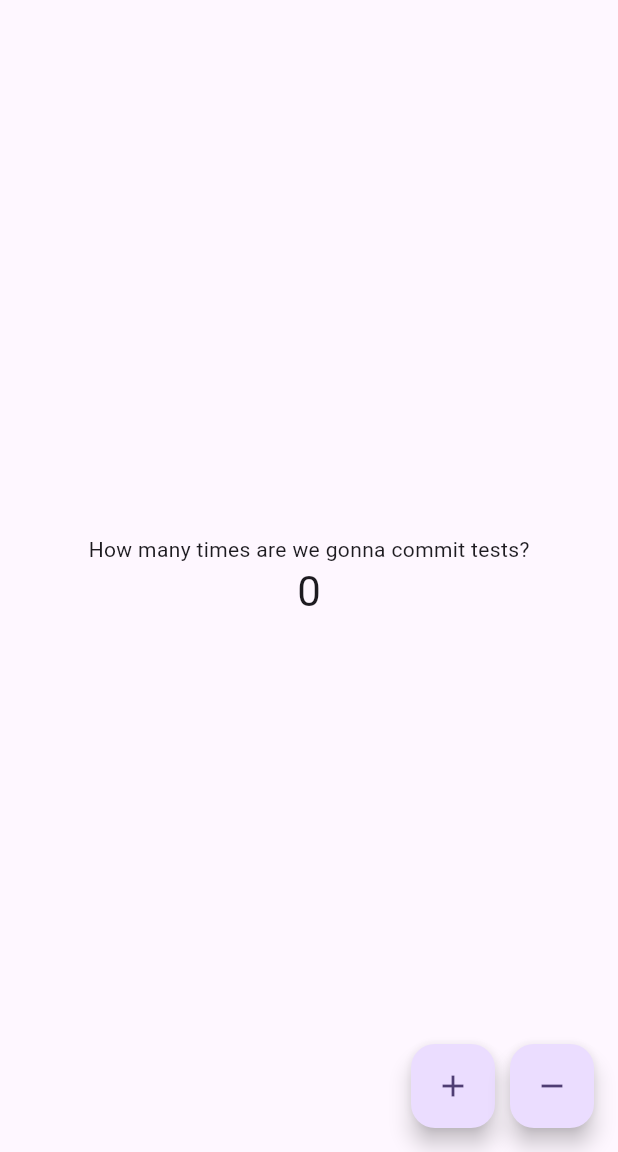
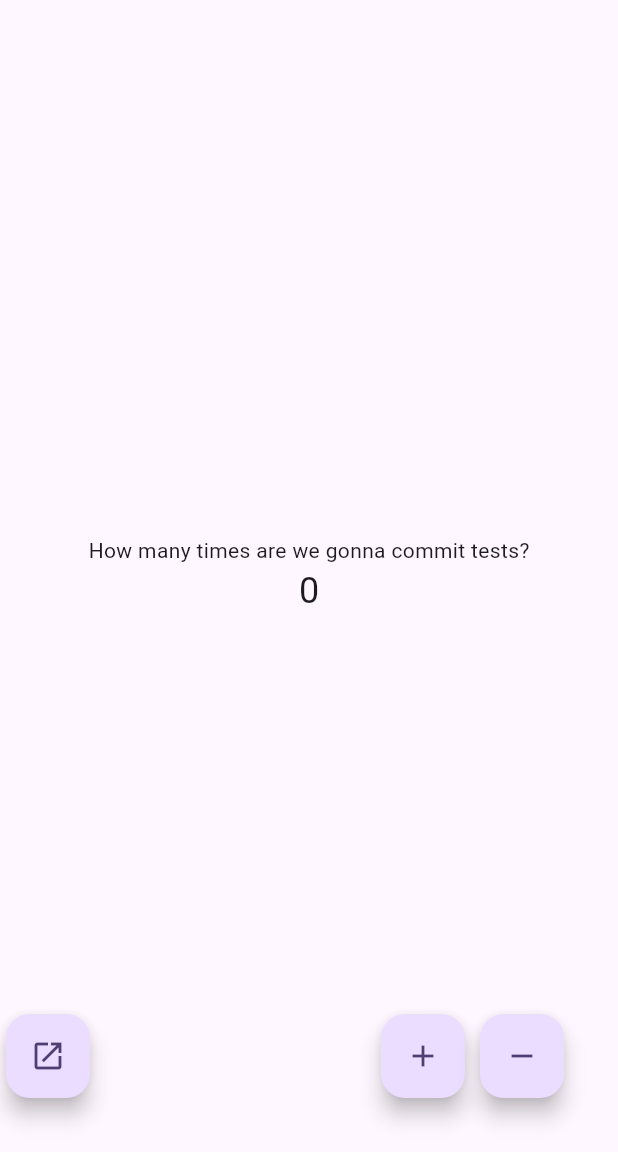
Before and after one commit to Radio-Babylon/babylon_app, a Flutter app: the screen it shows after launch, on a phone screen of 412 x 824 dp, the part 84-1236 px from its top. Run offline on Flutter 3.47's test engine with Material 3 defaults, Android fonts, the phone set to English and light mode, and no system bars.

Commit message:
babylon another button test
Add new activity and open it

```diff
--- a/lib/main.dart
+++ b/lib/main.dart
@@ -1,4 +1,5 @@
 import 'package:flutter/material.dart';
+import 'new_activity_screen.dart';
 
 void main() {
   runApp(const MyApp());
@@ -118,12 +119,19 @@ class _MyHomePageState extends State<MyHomePage> {
             ),
             Text(
               '$_counter',
-              style: Theme.of(context).textTheme.headlineMedium,
+              style: TextStyle(
+                fontSize: 24.0 + (_counter * 2),
+              ),
               ),
           ],
         ),
       ),
-      floatingActionButton: Row(
+      floatingActionButton: Stack(
+        children: [
+          Positioned(
+            bottom: 20.0,
+            right: 20.0,
+            child: Row(
               mainAxisAlignment: MainAxisAlignment.end,
               children: [
                 FloatingActionButton(
@@ -133,9 +141,26 @@ class _MyHomePageState extends State<MyHomePage> {
                 ),
                 SizedBox(width: 10),  // Espacio entre botones
                 FloatingActionButton(
-            onPressed: _decrementCounter,  // Usa la nueva función aquí
+                  onPressed: _decrementCounter,
                   tooltip: 'Decrement',
-            child: const Icon(Icons.remove),  // Icono de disminución
+                  child: const Icon(Icons.remove),
+                ),
+              ],
+            ),
+          ),
+          Positioned(
+            bottom: 20.0,
+            left: 20.0,
+            child: FloatingActionButton(
+              onPressed: () {
+                Navigator.push(
+                    context,
+                    MaterialPageRoute(builder: (context) => NewActivityScreen()),
+                );
+              },
+              tooltip: 'Open New Activity',
+              child: const Icon(Icons.open_in_new),
+            ),
           ),
         ],
       ), // This trailing comma makes auto-formatting nicer for build methods.
```
Also changed, not shown: lib/new_activity_screen.dart (added, +15 -0 lines). Lines whose indentation alone changed are shown as unchanged.
